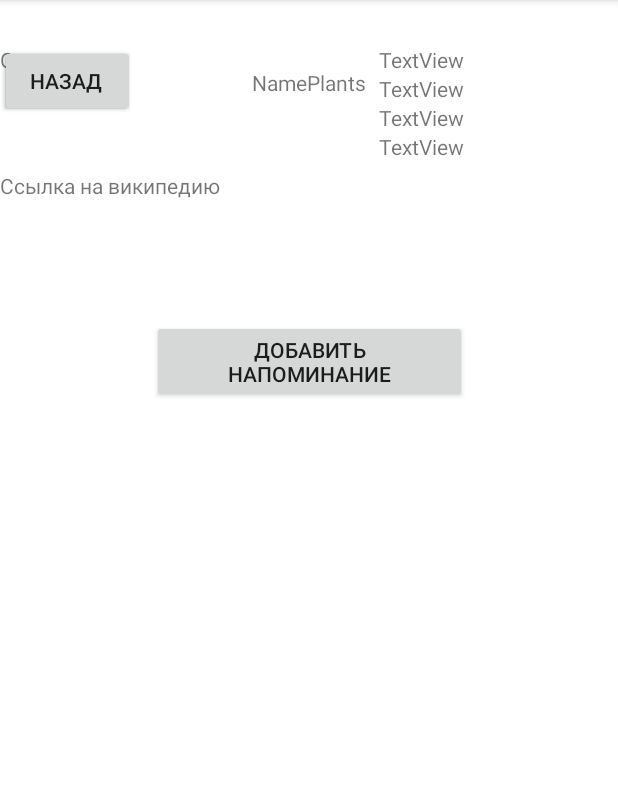
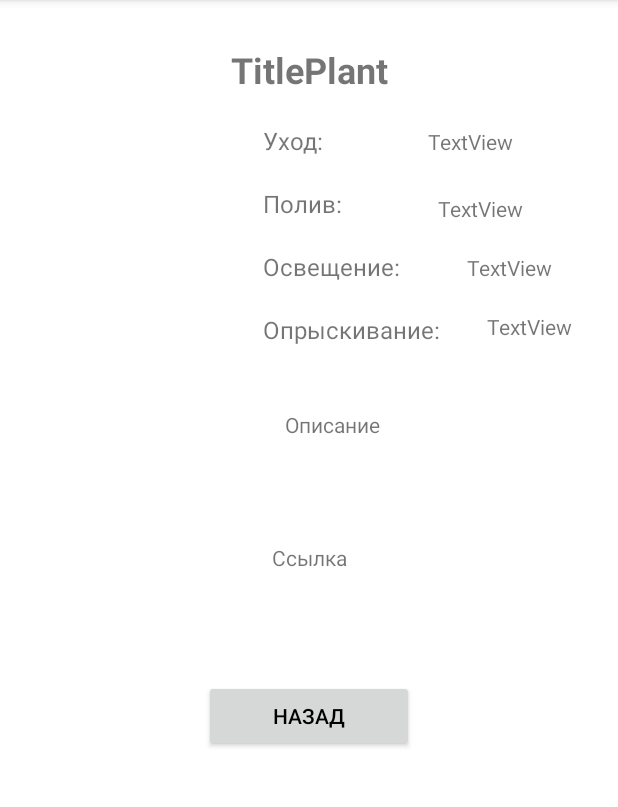
Before and after one commit to darfaskhieva19/MyGreen_project, an Android app: the InfoActivity screen opened directly, with no data from a screen before it, on a phone screen of 412 x 824 dp, the part 84-891 px from its top. Run offline under Robolectric (Android 15) with nearby library versions, the phone set to English and light mode, and no system bars; 9 statements that could not run were skipped.

Commit message:
21/12(4)

```diff
--- a/app/src/main/java/com/example/mygreen/FilterActivity.java
+++ b/app/src/main/java/com/example/mygreen/FilterActivity.java
@@ -112,7 +112,7 @@ public class FilterActivity extends AppCompatActivity {
                     Toast.makeText(FilterActivity.this, "Пусто", Toast.LENGTH_SHORT).show();
                 } else {
                     List<Lighting> list = new ArrayList<>();
-                   // list.add("Все освещение");
+                   //list.add("Все освещение");
                     for (int i = 0; i < response.body().size(); i++) {
                         //list.add(response.body().get(i).getLighting());
                     }
--- a/app/src/main/java/com/example/mygreen/InfoActivity.java
+++ b/app/src/main/java/com/example/mygreen/InfoActivity.java
@@ -20,7 +20,13 @@ import java.io.InputStream;
 
 public class InfoActivity extends AppCompatActivity {
 
-    TextView Title, Description, Link, Watering, Spraying, Lighting, Care;
+    TextView Title;
+    TextView Description;
+    TextView Care;
+    TextView Watering;
+    TextView Lighting;
+    TextView Spraying;
+    TextView Link;
     ImageView Image;
     View v;
     Bundle arg;
@@ -38,27 +44,23 @@ public class InfoActivity extends AppCompatActivity {
 
         Title = findViewById(R.id.Header);
         Description = findViewById(R.id.tv_Descr);
-        Link = findViewById(R.id.tv_Links);
+        Care = findViewById(R.id.textCare);
         Watering = findViewById(R.id.textWater);
         Lighting = findViewById(R.id.textLight);
         Spraying = findViewById(R.id.textSpray);
-        Care = findViewById(R.id.textCare);
         Image = findViewById(R.id.imgPlant);
+        Link = findViewById(R.id.tv_Links);
 
         Title.setText(plant.getTitle());
         Description.setText(plant.getDescription());
+        Care.setText(plant.getCare());
+        Watering.setText(plant.getWatering());
+        Lighting.setText(plant.getLighting());
+        Spraying.setText(plant.getSpraying());
         Link.setText(plant.getLink());
-        Watering.setText(plant.getWatering());
-        Spraying.setText(plant.getSpraying());
-        Lighting.setText(plant.getLighting());
-        Care.setText(plant.getCare());
 
         DecodeImage decodeImage = new DecodeImage(InfoActivity.this);
-        Bitmap userImage = decodeImage.getUserImage(plant.getPhoto());
-        Image.setImageBitmap(userImage);
-        if(!plant.getPhoto().equals("null")) {
-            bitmap = userImage;
-        }
+        Image.setImageBitmap(decodeImage.getUserImage(plant.getPhoto()));
     }
 
     public void onClickBack(View v)
--- a/app/src/main/java/com/example/mygreen/ScreenSplashActivity.java
+++ b/app/src/main/java/com/example/mygreen/ScreenSplashActivity.java
@@ -18,7 +18,7 @@ public class ScreenSplashActivity extends AppCompatActivity {
         new Handler().postDelayed(new Runnable() {
             @Override
             public void run() {
-                Intent mainIntent = new Intent(ScreenSplashActivity.this,MainActivity.class);
+                Intent mainIntent = new Intent(ScreenSplashActivity.this,InfoActivity.class);
                 ScreenSplashActivity.this.startActivity(mainIntent);
                 ScreenSplashActivity.this.finish();
             }
--- a/app/src/main/res/layout/activity_filter.xml
+++ b/app/src/main/res/layout/activity_filter.xml
@@ -4,7 +4,8 @@
     xmlns:tools="http://schemas.android.com/tools"
     android:layout_width="match_parent"
     android:layout_height="match_parent"
-    tools:context=".FilterActivity">
+    tools:context=".FilterActivity"
+    android:background="@color/backfon">
 
     <TextView
         android:id="@+id/txtH"
--- a/app/src/main/res/layout/activity_info.xml
+++ b/app/src/main/res/layout/activity_info.xml
@@ -23,36 +23,126 @@
             android:layout_height="match_parent"
             android:orientation="vertical">
 
-
             <TextView
                 android:id="@+id/Header"
                 android:layout_width="wrap_content"
                 android:layout_height="wrap_content"
-                android:layout_marginTop="15dp"
-                android:text="NamePlants"
+                android:text="TitlePlant"
+                android:textAlignment="center"
+                android:textSize="24sp"
+                android:textStyle="bold"
                 app:layout_constraintEnd_toEndOf="parent"
-                app:layout_constraintStart_toStartOf="parent"
-                app:layout_constraintTop_toTopOf="parent"
-                tools:ignore="MissingConstraints" />
+                app:layout_constraintStart_toStartOf="parent" />
 
             <ImageView
                 android:id="@+id/imgPlant"
-                android:layout_width="150dp"
-                android:layout_height="150dp"
-                app:srcCompat="@drawable/naturalfood"
-                tools:ignore="MissingConstraints"
+                android:layout_width="155dp"
+                android:layout_height="155dp"
                 android:onClick="getImage"
-                tools:layout_editor_absoluteX="35dp"
-                tools:layout_editor_absoluteY="83dp" />
+                android:layout_marginTop="20dp"
+                android:layout_marginLeft="10dp"
+                app:layout_constraintStart_toStartOf="parent"
+                app:layout_constraintTop_toBottomOf="@+id/Header"/>
+
+            <TextView
+                android:id="@+id/Care"
+                android:layout_width="wrap_content"
+                android:layout_height="wrap_content"
+                android:text="Уход:"
+                android:textSize="16sp"
+                android:layout_marginTop="20dp"
+                android:layout_marginLeft="10dp"
+                app:layout_constraintStart_toEndOf="@+id/imgPlant"
+                app:layout_constraintTop_toBottomOf="@+id/Header" />
+
+            <TextView
+                android:id="@+id/Water"
+                android:layout_width="wrap_content"
+                android:layout_height="wrap_content"
+                android:text="Полив:"
+                android:textSize="16sp"
+                android:layout_marginTop="20dp"
+                android:layout_marginLeft="10dp"
+                app:layout_constraintStart_toEndOf="@+id/imgPlant"
+                app:layout_constraintTop_toBottomOf="@+id/Care" />
+
+            <TextView
+                android:id="@+id/Light"
+                android:layout_width="wrap_content"
+                android:layout_height="wrap_content"
+                android:layout_marginTop="20dp"
+                android:text="Освещение:"
+                android:textSize="16sp"
+                android:layout_marginLeft="10dp"
+                app:layout_constraintStart_toEndOf="@+id/imgPlant"
+                app:layout_constraintTop_toBottomOf="@+id/Water" />
+
+            <TextView
+                android:id="@+id/Spray"
+                android:layout_width="wrap_content"
+                android:layout_height="wrap_content"
+                android:text="Опрыскивание:"
+                android:textSize="16sp"
+                android:layout_marginLeft="10dp"
+                android:layout_marginTop="20dp"
+                app:layout_constraintStart_toEndOf="@+id/imgPlant"
+                app:layout_constraintTop_toBottomOf="@+id/Light"
+                />
+
+            <TextView
+                android:id="@+id/textCare"
+                android:layout_width="wrap_content"
+                android:layout_height="wrap_content"
+                android:layout_marginTop="22dp"
+                android:text="TextView"
+                app:layout_constraintEnd_toEndOf="parent"
+                app:layout_constraintStart_toEndOf="@+id/Care"
+                app:layout_constraintTop_toBottomOf="@+id/Header"
+                tools:ignore="MissingConstraints" />
+
+            <TextView
+                android:id="@+id/textWater"
+                android:layout_width="wrap_content"
+                android:layout_height="wrap_content"
+                android:layout_marginTop="25dp"
+                android:text="TextView"
+                app:layout_constraintEnd_toEndOf="parent"
+                app:layout_constraintStart_toEndOf="@+id/Water"
+                app:layout_constraintTop_toBottomOf="@+id/textCare"
+                tools:ignore="MissingConstraints" />
+
+            <TextView
+                android:id="@+id/textLight"
+                android:layout_width="wrap_content"
+                android:layout_height="wrap_content"
+                android:text="TextView"
+                android:layout_marginTop="20dp"
+                app:layout_constraintEnd_toEndOf="parent"
+                app:layout_constraintStart_toEndOf="@+id/Light"
+                app:layout_constraintTop_toBottomOf="@+id/textWater"
+                tools:ignore="MissingConstraints" />
+
+            <TextView
+                android:id="@+id/textSpray"
+                android:layout_width="wrap_content"
+                android:layout_height="wrap_content"
+                android:text="TextView"
+                android:layout_marginTop="20dp"
+                app:layout_constraintEnd_toEndOf="parent"
+                app:layout_constraintStart_toEndOf="@+id/Spray"
+                app:layout_constraintTop_toBottomOf="@+id/textLight"
+                tools:ignore="MissingConstraints" />
 
             <TextView
                 android:id="@+id/Info"
                 android:layout_width="wrap_content"
                 android:layout_height="wrap_content"
                 android:text="Описание"
-                tools:ignore="MissingConstraints"
-                tools:layout_editor_absoluteX="45dp"
-                tools:layout_editor_absoluteY="276dp" />
+                android:layout_marginTop="35dp"
+                app:layout_constraintEnd_toEndOf="parent"
+                app:layout_constraintStart_toStartOf="@+id/tv_Descr"
+                app:layout_constraintTop_toBottomOf="@+id/imgPlant"
+                tools:ignore="MissingConstraints" />
 
             <TextView
                 android:id="@+id/tv_Descr"
@@ -67,19 +157,19 @@
 
             <TextView
                 android:id="@+id/Link"
-                android:layout_width="match_parent"
-                android:layout_height="30dp"
-                android:layout_marginTop="15dp"
-                android:autoLink="web"
-
-                android:text="Ссылка на википедию"
+                android:layout_width="wrap_content"
+                android:layout_height="wrap_content"
+                android:layout_marginTop="20dp"
+                android:text="Ссылка"
+                app:layout_constraintEnd_toEndOf="parent"
+                app:layout_constraintStart_toStartOf="parent"
                 app:layout_constraintTop_toBottomOf="@+id/tv_Descr" />
 
             <TextView
                 android:id="@+id/tv_Links"
                 android:layout_width="wrap_content"
                 android:layout_height="wrap_content"
-                android:layout_marginTop="27dp"
+                android:layout_marginTop="20dp"
                 android:autoLink="web"
                 android:gravity="center"
                 android:linksClickable="true"
@@ -89,75 +179,23 @@
                 app:layout_constraintStart_toStartOf="parent"
                 app:layout_constraintTop_toBottomOf="@+id/Link" />
 
-            <TextView
-                android:id="@+id/textCare"
-                android:layout_width="wrap_content"
-                android:layout_height="wrap_content"
-                android:text="TextView"
-                app:layout_constraintEnd_toEndOf="parent"
-                app:layout_constraintStart_toEndOf="@+id/imgPlant"
-                tools:ignore="MissingConstraints"
-                tools:layout_editor_absoluteY="88dp" />
-
-            <TextView
-                android:id="@+id/textWater"
-                android:layout_width="wrap_content"
-                android:layout_height="wrap_content"
-                android:text="TextView"
-                app:layout_constraintEnd_toEndOf="parent"
-                app:layout_constraintStart_toEndOf="@+id/imgPlant"
-                app:layout_constraintTop_toBottomOf="@+id/textCare"
-                tools:ignore="MissingConstraints" />
-
-            <TextView
-                android:id="@+id/textSpray"
-                android:layout_width="wrap_content"
-                android:layout_height="wrap_content"
-                android:text="TextView"
-                app:layout_constraintEnd_toEndOf="parent"
-                app:layout_constraintStart_toEndOf="@+id/imgPlant"
-                app:layout_constraintTop_toBottomOf="@+id/textWater"
-                tools:ignore="MissingConstraints" />
-
-            <TextView
-                android:id="@+id/textLight"
-                android:layout_width="wrap_content"
-                android:layout_height="wrap_content"
-                android:text="TextView"
-                app:layout_constraintEnd_toEndOf="parent"
-                app:layout_constraintStart_toEndOf="@+id/imgPlant"
-                app:layout_constraintTop_toBottomOf="@+id/textSpray"
-                tools:ignore="MissingConstraints" />
 
             <android.widget.Button
-                android:id="@+id/btnReminder"
-                android:layout_width="210dp"
-                android:layout_height="55dp"
-                android:layout_marginTop="20dp"
-                android:text="Добавить напоминание"
+                android:id="@+id/btBack"
+                android:layout_width="140dp"
+                android:layout_height="wrap_content"
+                android:layout_marginTop="30dp"
+                android:layout_marginBottom="30dp"
+                android:onClick="GoBack"
+                android:text="Назад"
+                android:textColor="@color/black"
+                app:layout_constraintBottom_toBottomOf="parent"
                 app:layout_constraintEnd_toEndOf="parent"
                 app:layout_constraintStart_toStartOf="parent"
-                app:layout_constraintTop_toBottomOf="@+id/tv_Links"
-                tools:ignore="MissingConstraints" />
+                app:layout_constraintTop_toBottomOf="@+id/tv_Links" />
 
-            <android.widget.Button
-                android:id="@+id/btnDelete"
-                android:layout_width="wrap_content"
-                android:layout_height="wrap_content"
-                android:text="Удалить"
-                tools:ignore="MissingConstraints"
-                tools:layout_editor_absoluteX="279dp"
-                tools:layout_editor_absoluteY="635dp" />
 
-            <android.widget.Button
-                android:id="@+id/btnBack"
-                android:layout_width="wrap_content"
-                android:layout_height="wrap_content"
-                android:text="Назад"
-                tools:layout_editor_absoluteX="56dp"
-                tools:layout_editor_absoluteY="632dp"
-                android:onClick="onClickBack"
-                tools:ignore="MissingConstraints" />
+
 
         </androidx.constraintlayout.widget.ConstraintLayout>
     </ScrollView>
--- a/app/src/main/res/layout/activity_my_plants.xml
+++ b/app/src/main/res/layout/activity_my_plants.xml
@@ -4,6 +4,7 @@
     xmlns:tools="http://schemas.android.com/tools"
     android:layout_width="match_parent"
     android:layout_height="match_parent"
-    tools:context=".MyPlantsActivity">
+    tools:context=".MyPlantsActivity"
+    android:background="@color/backfon">
 
 </androidx.constraintlayout.widget.ConstraintLayout>
--- a/app/src/main/res/layout/activity_screensaver.xml
+++ b/app/src/main/res/layout/activity_screensaver.xml
@@ -4,7 +4,8 @@
     xmlns:tools="http://schemas.android.com/tools"
     android:layout_width="match_parent"
     android:layout_height="match_parent"
-    tools:context=".ScreenSplashActivity">
+    tools:context=".ScreenSplashActivity"
+    android:background="@color/backfon">
 
     <ImageView
         android:id="@+id/imgScreen"
--- a/app/src/main/res/values/colors.xml
+++ b/app/src/main/res/values/colors.xml
@@ -7,5 +7,6 @@
     <color name="teal_700">#FF018786</color>
     <color name="black">#FF000000</color>
     <color name="white">#FFFFFFFF</color>
-    <color name="btn">#fdfff5</color>
+    <color name="btn">#DEB887</color>
+    <color name="backfon">#F5F5F5</color>
 </resources>
--- a/app/src/main/res/values/strings.xml
+++ b/app/src/main/res/values/strings.xml
@@ -1,4 +1,6 @@
 <resources>
     <string name="app_name">MyGreen</string>
-
+    <string name="library">Библиотека растений</string>
+    <string name="MyPlants">Перейти в мои растения</string>
+    <string name="Search">Поиск по наименованию</string>
 </resources>
```
Also changed, not shown: app/src/main/java/com/example/mygreen/Adapter.java (+18 -4 lines), app/src/main/java/com/example/mygreen/MainActivity.java (+7 -6 lines), app/src/main/res/layout/activity_main.xml (+27 -10 lines), app/src/main/res/layout/item_libraryplants.xml (+20 -9 lines).
